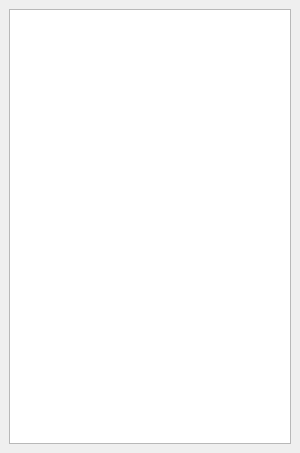
First picture: the form in dumps/main.ui, repository subing85/subins_tutorials, before the edit.
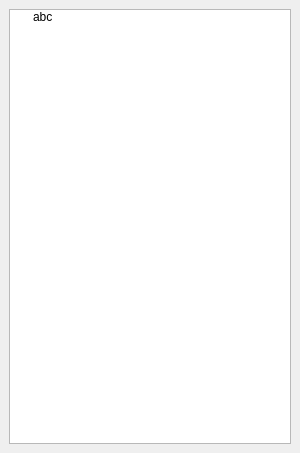
Second picture: the form after the edit.

```diff
--- a/dumps/main.ui
+++ b/dumps/main.ui
@@ -38,6 +38,14 @@
          <string notr="true">1</string>
         </property>
        </column>
+       <item>
+        <property name="text">
+         <string>abc</string>
+        </property>
+        <property name="whatsThis">
+         <string>hellooooooooo</string>
+        </property>
+       </item>
       </widget>
      </widget>
     </item>
```
